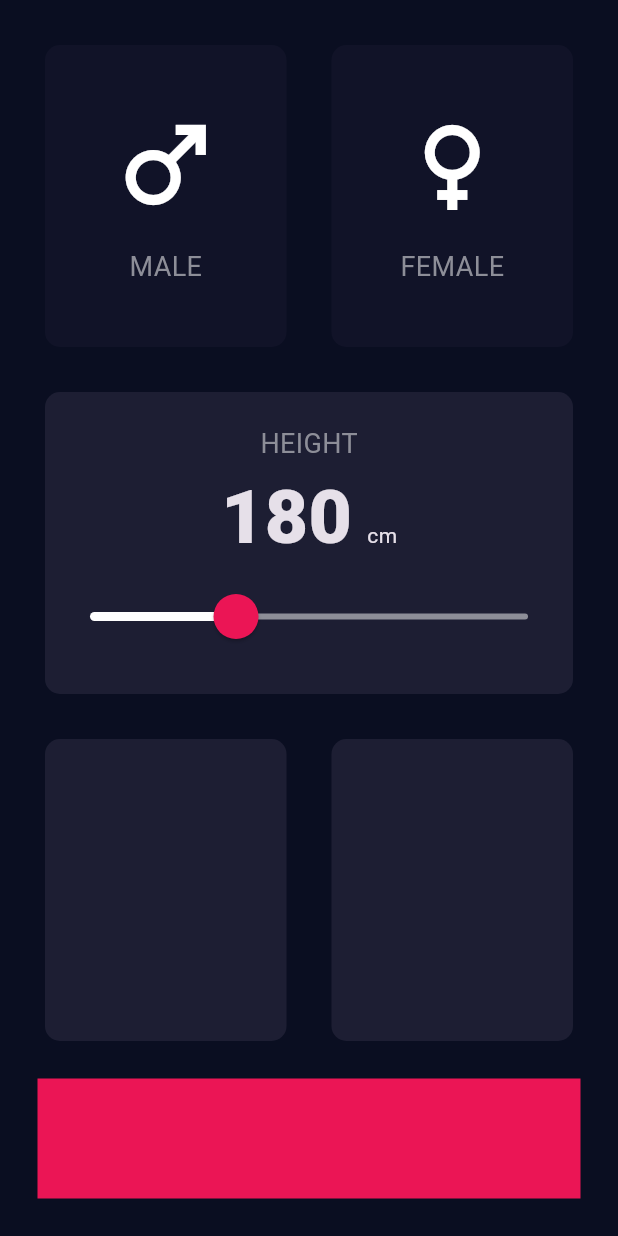
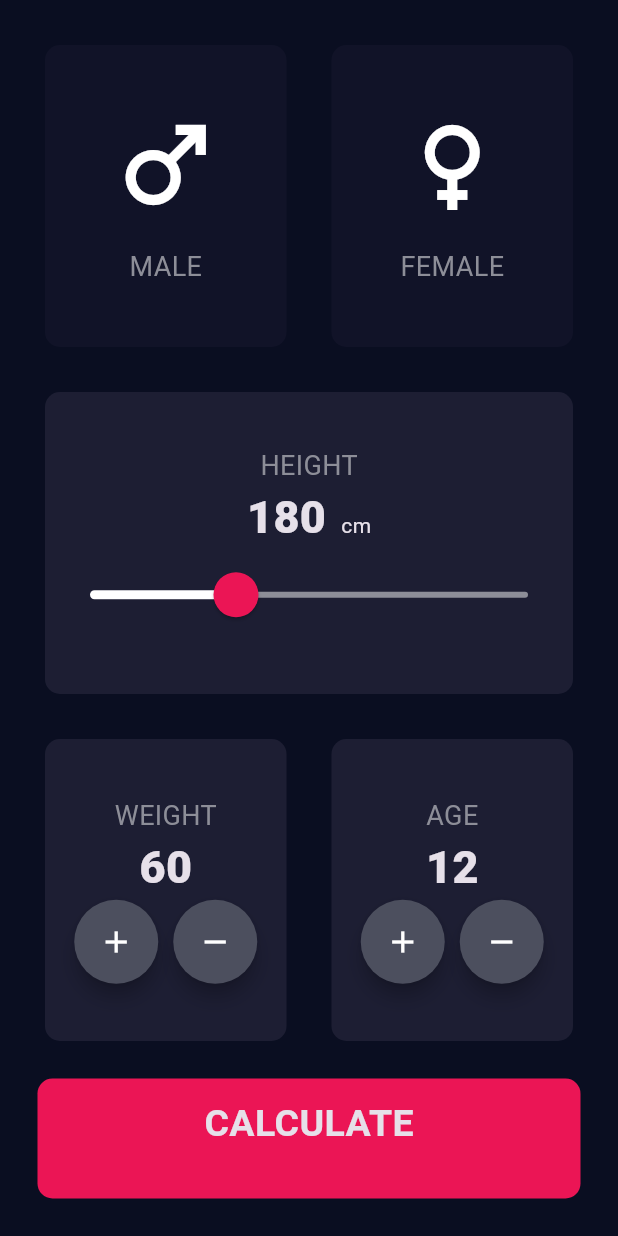
Before and after one commit to Danyyel06/angelabmi, a Flutter app: the screen it shows after launch, on a phone screen of 412 x 824 dp. Run offline on Flutter 3.47's test engine with Material 3 defaults, Android fonts, the light colour scheme and no system bars.

Commit message:
Added complete features

```diff
--- /dev/null
+++ b/lib/buttom_button.dart
@@ -0,0 +1,26 @@
+import 'package:flutter/material.dart';
+import 'constants.dart';
+
+class bottom_button extends StatelessWidget {
+  bottom_button({required this.buttomText, required this.onTap});
+  final String? buttomText;
+  final VoidCallback? onTap;
+
+  @override
+  Widget build(BuildContext context) {
+    return GestureDetector(
+      onTap: onTap,
+      child: Container(
+        margin: EdgeInsets.all(10.0),
+        width: double.infinity,
+        height: bottomButtonHeight,
+        padding: EdgeInsets.only(bottom: 20.0),
+        decoration: BoxDecoration(
+          color: bottomButtonColor,
+          borderRadius: BorderRadius.circular(10.0),
+        ),
+        child: Center(child: Text(buttomText!, style: bigButtomTextStyle)),
+      ),
+    );
+  }
+}
--- /dev/null
+++ b/lib/calculator_brain.dart
@@ -0,0 +1,33 @@
+import 'dart:math';
+
+class CalculatorBrain {
+  CalculatorBrain({required this.height, required this.weight});
+  final int height;
+  final int weight;
+  late double _bmi;
+
+  String calculateBMI() {
+    _bmi = weight / pow(height / 100, 2);
+    return _bmi.toStringAsFixed(1);
+  }
+
+  String getResult() {
+    if (_bmi >= 25) {
+      return "Overweight";
+    } else if (_bmi > 18.5) {
+      return "Normal";
+    } else {
+      return "Underweight";
+    }
+  }
+
+  String resultInterpretation() {
+    if (_bmi >= 25) {
+      return "You have a higher than normal body weight. Try to exercise more";
+    } else if (_bmi > 18.5) {
+      return "You have a normal body weight. Good Job.";
+    } else {
+      return "You have  lower than normal body weight. You can eat a bit more";
+    }
+  }
+}
--- a/lib/constants.dart
+++ b/lib/constants.dart
@@ -6,4 +6,16 @@ const activeCardColour = Color(0xFF1D1E33);
 const inActiveCardColour = Color(0xFF111328);
 const bottomButtonColor = Color(0xFFEB1555);
 
-const bigTextStyle = TextStyle(fontSize: 50.0, fontWeight: FontWeight.w900);
+const bigTextStyle = TextStyle(fontSize: 30.0, fontWeight: FontWeight.w900);
+const bigButtomTextStyle = TextStyle(
+  fontSize: 25.0,
+  fontWeight: FontWeight.bold,
+);
+const titleResult = TextStyle(fontSize: 30.0, fontWeight: FontWeight.bold);
+const resultTextStyle = TextStyle(
+  fontSize: 22.0,
+  fontWeight: FontWeight.bold,
+  color: Color(0xFF24D876),
+);
+const BMITextStyle = TextStyle(fontSize: 80.0, fontWeight: FontWeight.bold);
+const bmiBodyTextStyle = TextStyle(fontSize: 22.0);
--- a/lib/input_page.dart
+++ b/lib/input_page.dart
@@ -1,10 +1,16 @@
+import 'package:angelabmi/calculator_brain.dart';
 import 'package:flutter/material.dart';
 import 'card_items.dart';
 import 'constants.dart';
+import 'results_page.dart';
+import 'buttom_button.dart';
+import 'round_icon_button.dart';
 
 enum gender { male, female }
 
 int height = 180;
+int weight = 60;
+int age = 12;
 
 class InputPage extends StatefulWidget {
   @override
@@ -109,16 +115,100 @@ class _InputPageState extends State<InputPage> {
             Expanded(
               child: Row(
                 children: <Widget>[
-                  Expanded(child: myReusableCard(colour: activeCardColour)),
-                  Expanded(child: myReusableCard(colour: activeCardColour)),
+                  Expanded(
+                    child: myReusableCard(
+                      colour: activeCardColour,
+                      cardChild: Column(
+                        mainAxisAlignment: MainAxisAlignment.center,
+                        children: <Widget>[
+                          Text("WEIGHT", style: genderTextStyle),
+                          Text(weight.toString(), style: bigTextStyle),
+                          Row(
+                            mainAxisAlignment: MainAxisAlignment.center,
+                            children: <Widget>[
+                              RoundIconButton(
+                                icon: Icons.add,
+                                onPressed: () {
+                                  setState(() {
+                                    weight++;
+                                  });
+                                },
+                              ),
+
+                              SizedBox(width: 10.0),
+                              RoundIconButton(
+                                icon: Icons.remove,
+                                onPressed: () {
+                                  setState(() {
+                                    weight--;
+                                  });
+                                },
+                              ),
+                            ],
+                          ),
+                        ],
+                      ),
+                    ),
+                  ),
+                  Expanded(
+                    child: myReusableCard(
+                      colour: activeCardColour,
+                      cardChild: Column(
+                        mainAxisAlignment: MainAxisAlignment.center,
+                        children: <Widget>[
+                          Text("AGE", style: genderTextStyle),
+                          Text(age.toString(), style: bigTextStyle),
+                          Row(
+                            mainAxisAlignment: MainAxisAlignment.center,
+                            children: <Widget>[
+                              RoundIconButton(
+                                icon: Icons.add,
+                                onPressed: () {
+                                  setState(() {
+                                    age++;
+                                  });
+                                },
+                              ),
+
+                              SizedBox(width: 10.0),
+                              RoundIconButton(
+                                icon: Icons.remove,
+                                onPressed: () {
+                                  setState(() {
+                                    age--;
+                                  });
+                                },
+                              ),
+                            ],
+                          ),
+                        ],
+                      ),
+                    ),
+                  ),
                 ],
               ),
             ),
-            Container(
-              color: bottomButtonColor,
-              margin: EdgeInsets.all(10.0),
-              width: double.infinity,
-              height: bottomButtonHeight,
+            bottom_button(
+              onTap: () {
+                CalculatorBrain calc = CalculatorBrain(
+                  height: height,
+                  weight: weight,
+                );
+
+                Navigator.push(
+                  context,
+                  MaterialPageRoute(
+                    builder: (context) {
+                      return ResultsPage(
+                        bmiResult: calc.calculateBMI(),
+                        resultText: calc.getResult(),
+                        interpretation: calc.resultInterpretation(),
+                      );
+                    },
+                  ),
+                );
+              },
+              buttomText: "CALCULATE",
             ),
           ],
         ),
--- /dev/null
+++ b/lib/round_icon_button.dart
@@ -0,0 +1,19 @@
+import 'package:flutter/material.dart';
+
+class RoundIconButton extends StatelessWidget {
+  RoundIconButton({required this.icon, required this.onPressed});
+  final IconData? icon;
+  final VoidCallback onPressed;
+
+  @override
+  Widget build(BuildContext context) {
+    return RawMaterialButton(
+      onPressed: onPressed,
+      shape: CircleBorder(),
+      fillColor: Color(0xFF4C4F5E),
+      constraints: BoxConstraints.tightFor(width: 56.0, height: 56.0),
+      elevation: 5.0,
+      child: Icon(icon),
+    );
+  }
+}
```
Also changed, not shown: lib/results_page.dart (added, +60 -0 lines).
